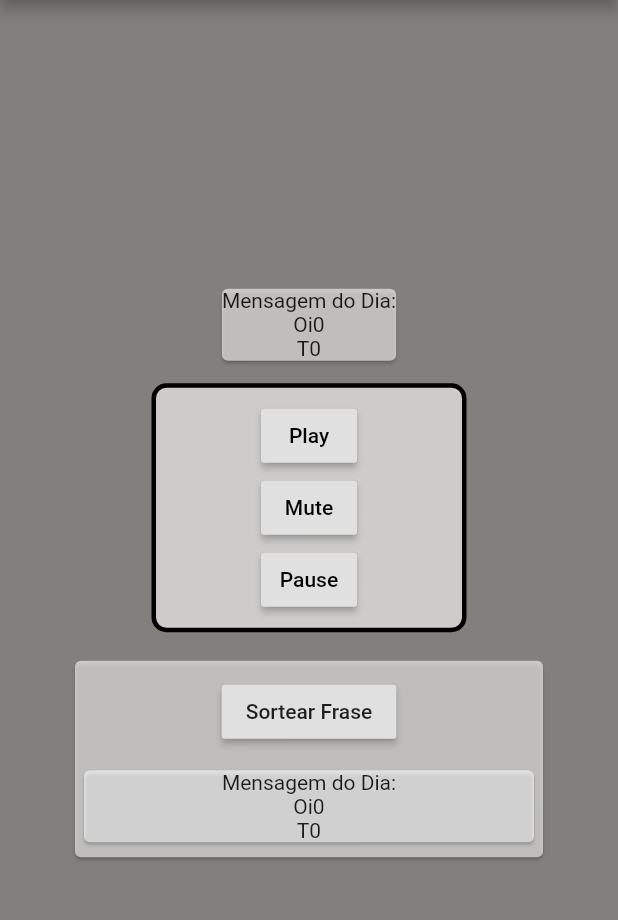
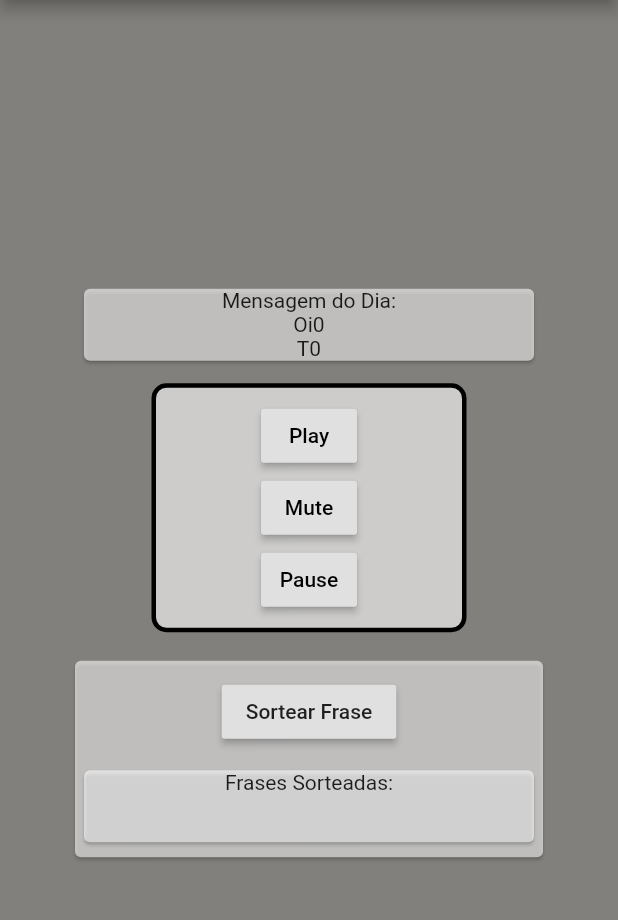
Before and after one commit to GuilhermePalma/pela_vida, a Flutter app: the screen it shows after launch, on a phone screen of 412 x 824 dp, the part 84-1004 px from its top. Run offline on Flutter 3.47's test engine with Material 2 defaults, Android fonts, the phone set to English and light mode, and no system bars.

Commit message:
Refactory Code

```diff
--- a/lib/main.dart
+++ b/lib/main.dart
@@ -33,21 +33,28 @@ class _MyHomePageState extends State<MyHomePage> {
   Widget build(BuildContext context) =>
       headerMain("Pela Vida", _body, lateralMenu, amarelo3, context);
 
+  List<String> storagePhrase = [];
+  String phraseDay="", authorDay="";
+  String phrase="", author="";
+  bool verificDay = false;
+
   _body() {
 
-    List<String> storagePhrase = [];
-    String phrase = "", author = "";
-
-    if (phrase.isEmpty && author.isEmpty) {
+    //Verifica se a frase do dia ja existe usando uma variavel booleana
+    if(verificDay == false){
       storagePhrase = formatPhrase();
+      phraseDay = storagePhrase[0];
+      authorDay = storagePhrase[1];
+      verificDay = true;
     }
 
-    phrase = storagePhrase[0];
-    author = storagePhrase[1];
+    //Gera uma nova frase e atualiza na tela
+    generationNewPhrase() {
+      storagePhrase = formatPhrase();
 
-    generationNewPhrase() {
       setState(() {
-        storagePhrase = formatPhrase();
+        phrase = storagePhrase[0];
+        author = storagePhrase[1];
       });
     }
 
@@ -60,7 +67,8 @@ class _MyHomePageState extends State<MyHomePage> {
       child: Column(
         mainAxisAlignment: MainAxisAlignment.center,
         children: <Widget>[
-          Card(
+          _messages("Mensagem do Dia:", phraseDay, authorDay),
+          /*Card(
             color: Colors.white60,
             margin: EdgeInsets.fromLTRB(0, 10, 0, 10),
             child: Column(
@@ -69,20 +77,21 @@ class _MyHomePageState extends State<MyHomePage> {
                   "Mensagem do Dia:",
                   style: TextStyle(),
                   textAlign: TextAlign.center,
+
                 ),
                 Text(
-                  phrase,
+                  phraseDay,
                   style: TextStyle(),
                   textAlign: TextAlign.center,
                 ),
                 Text(
-                  author,
+                  authorDay,
                   style: TextStyle(),
                   textAlign: TextAlign.center,
                 ),
               ],
             ),
-          ),
+          ),*/
           Container(
             margin: EdgeInsets.fromLTRB(10, 5, 10, 5),
             width: 210,
@@ -118,7 +127,8 @@ class _MyHomePageState extends State<MyHomePage> {
                           generationNewPhrase();
                         }),
                   ),
-                  Card(
+                  _messages("Frases Sorteadas:", phrase, author),
+                  /*Card(
                     color: Colors.white60,
                     margin: EdgeInsets.fromLTRB(0, 10, 0, 10),
                     child: Container(
@@ -143,7 +153,7 @@ class _MyHomePageState extends State<MyHomePage> {
                         ],
                       ),
                     ),
-                  ),
+                  ),*/
                 ],
               ),
             ),
@@ -154,3 +164,32 @@ class _MyHomePageState extends State<MyHomePage> {
     );
   }
 }
+
+_messages(String _text1, String _text2, String _text3) {
+  return Card(
+    color: Colors.white60,
+    margin: EdgeInsets.fromLTRB(0, 10, 0, 10),
+    child: Container(
+      width: 300,
+      child: Column(
+        children: <Widget>[
+          Text(
+            _text1,
+            style: TextStyle(),
+            textAlign: TextAlign.center,
+          ),
+          Text(
+            _text2,
+            style: TextStyle(),
+            textAlign: TextAlign.center,
+          ),
+          Text(
+            _text3,
+            style: TextStyle(),
+            textAlign: TextAlign.center,
+          ),
+        ],
+      ),
+    ),
+  );
+}
```
Also changed, not shown: lib/dartpad.dart (+57 -14 lines), pubspec.yaml (+9 -1 lines), pubspec.lock, 1 other file.
